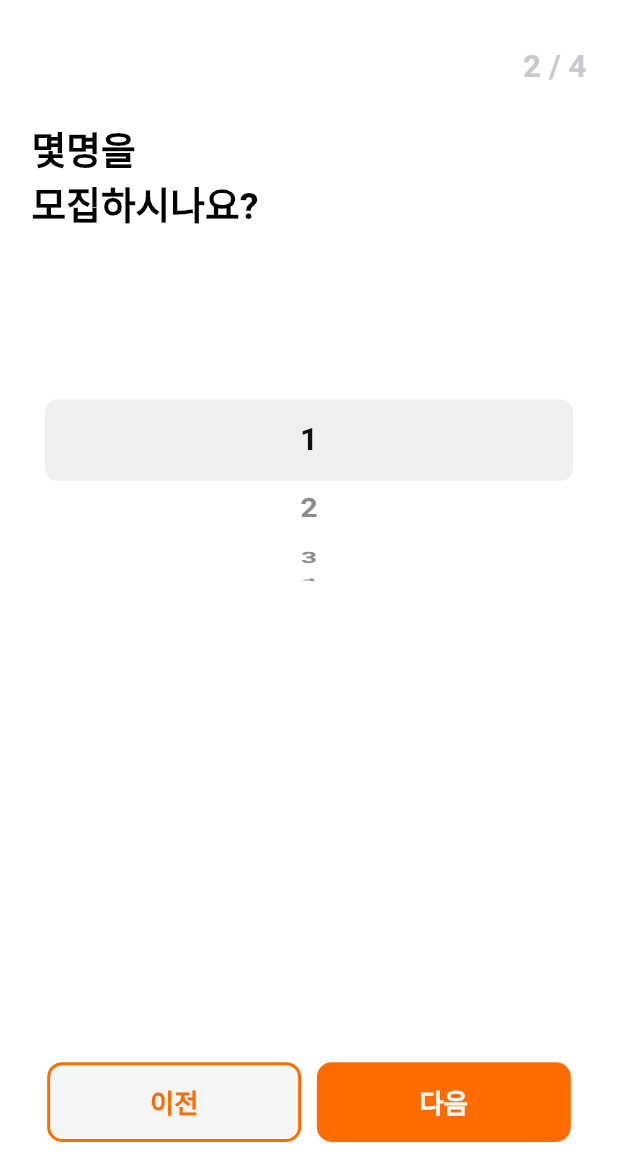
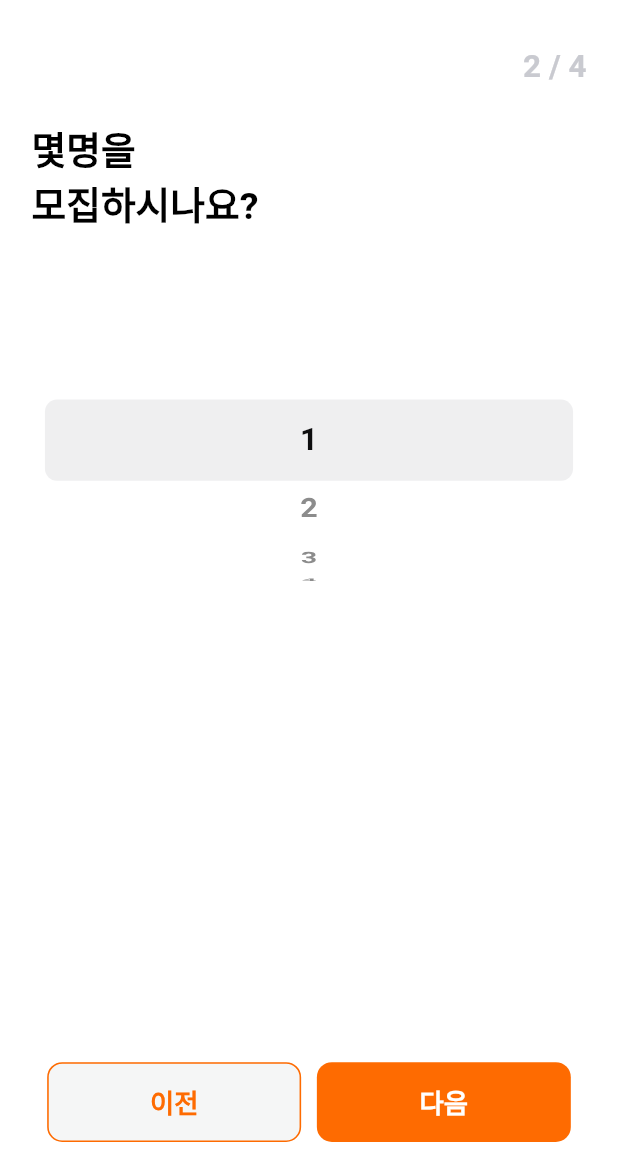
Before and after one commit to mukgen/mukgen_Flutter_V1, a Flutter app: the DeliveryHowManyPage screen opened directly with empty values, on a phone screen of 412 x 824 dp, the part 65-1236 px from its top. Run offline on Flutter 3.47's test engine with Material 2 defaults, Android fonts, the phone set to English and light mode, and no system bars; our stand-ins replace flutter_screenutil; missing offline and left inert: transition; Roboto replaces fonts that are missing (MukgenSemiBold).

Commit message:
⚡️ :: 먹젠 버튼 외곽선 굵기 지정 기능 추가

```diff
--- a/lib/widget/mukgen_button.dart
+++ b/lib/widget/mukgen_button.dart
@@ -11,6 +11,7 @@ class MukGenButton extends StatelessWidget {
     required this.fontSize,
     required this.textColor,
     this.outlineColor,
+    this.outlineWidth,
     this.onPressed,
   }) : super(key: key);
 
@@ -19,6 +20,7 @@ class MukGenButton extends StatelessWidget {
   final Color backgroundColor, textColor;
   final Color? outlineColor;
   final VoidCallback? onPressed;
+  final double? outlineWidth;
 
   @override
   Widget build(BuildContext context) {
@@ -32,10 +34,10 @@ class MukGenButton extends StatelessWidget {
           shape: RoundedRectangleBorder(
             borderRadius: BorderRadius.circular(10),
           ),
-          side: outlineColor != null // 외곽선 색상이 지정된 경우에만 설정
+          side: outlineColor != null && outlineWidth != null
               ? BorderSide(
                   color: outlineColor!,
-                  width: 2.0,
+                  width: outlineWidth!.w,
                 )
               : BorderSide.none,
         ),
```
